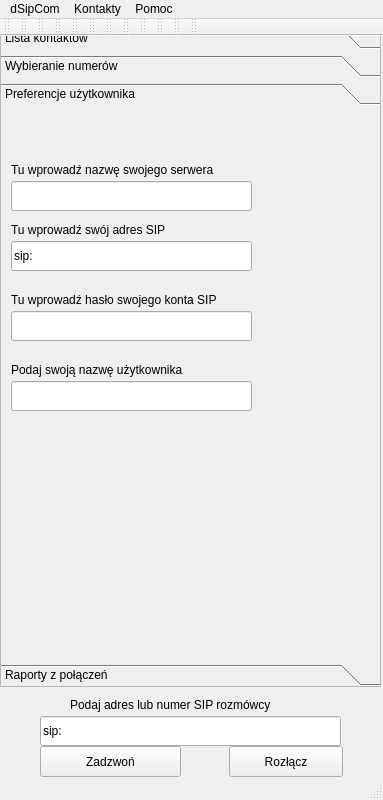
Old version of the form src/dsipcom.ui in the repository dmilith/dsipcom.
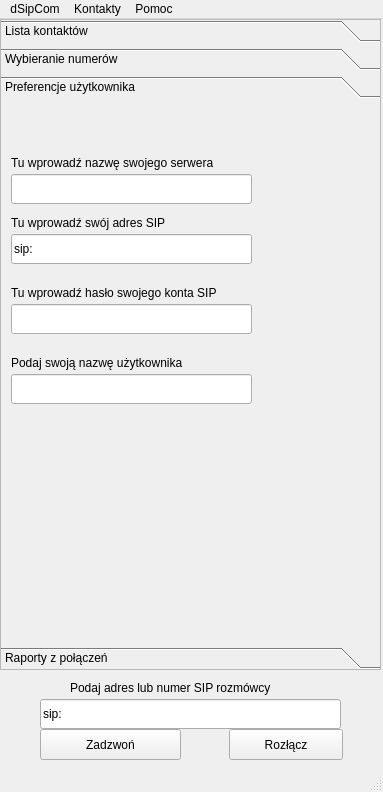
New version of the form. Icons and pictures are not drawn.

Patch:
```diff
--- a/src/dsipcom.ui
+++ b/src/dsipcom.ui
@@ -6,7 +6,7 @@
     <x>0</x>
     <y>0</y>
     <width>383</width>
-    <height>800</height>
+    <height>792</height>
    </rect>
   </property>
   <property name="acceptDrops" >
@@ -25,6 +25,14 @@
 &lt;p style=" margin-top:0px; margin-bottom:0px; margin-left:0px; margin-right:0px; -qt-block-indent:0; text-indent:0px;">To jest aplikacja dSipCom.&lt;/p>&lt;/body>&lt;/html></string>
   </property>
   <widget class="QWidget" name="centralwidget" >
+   <property name="geometry" >
+    <rect>
+     <x>0</x>
+     <y>23</y>
+     <width>383</width>
+     <height>746</height>
+    </rect>
+   </property>
    <widget class="QPushButton" name="call_button" >
     <property name="geometry" >
      <rect>
@@ -111,9 +119,9 @@
     <property name="geometry" >
      <rect>
       <x>0</x>
-      <y>-10</y>
+      <y>0</y>
       <width>381</width>
-      <height>661</height>
+      <height>651</height>
      </rect>
     </property>
     <property name="cursor" >
@@ -497,8 +505,8 @@
       <rect>
        <x>0</x>
        <y>0</y>
-       <width>365</width>
-       <height>525</height>
+       <width>377</width>
+       <height>519</height>
       </rect>
      </property>
      <attribute name="label" >
@@ -699,138 +707,15 @@
    <addaction name="menuKontakty" />
    <addaction name="menuPomoc" />
   </widget>
-  <widget class="QStatusBar" name="statusbar" />
-  <widget class="QToolBar" name="toolBar" >
-   <property name="windowTitle" >
-    <string>toolBar</string>
+  <widget class="QStatusBar" name="statusbar" >
+   <property name="geometry" >
+    <rect>
+     <x>0</x>
+     <y>769</y>
+     <width>383</width>
+     <height>23</height>
+    </rect>
    </property>
-   <attribute name="toolBarArea" >
-    <enum>TopToolBarArea</enum>
-   </attribute>
-   <attribute name="toolBarBreak" >
-    <bool>false</bool>
-   </attribute>
-  </widget>
-  <widget class="QToolBar" name="toolBar_2" >
-   <property name="windowTitle" >
-    <string>toolBar_2</string>
-   </property>
-   <attribute name="toolBarArea" >
-    <enum>TopToolBarArea</enum>
-   </attribute>
-   <attribute name="toolBarBreak" >
-    <bool>false</bool>
-   </attribute>
-  </widget>
-  <widget class="QToolBar" name="toolBar_3" >
-   <property name="windowTitle" >
-    <string>toolBar_3</string>
-   </property>
-   <attribute name="toolBarArea" >
-    <enum>TopToolBarArea</enum>
-   </attribute>
-   <attribute name="toolBarBreak" >
-    <bool>false</bool>
-   </attribute>
-  </widget>
-  <widget class="QToolBar" name="toolBar_4" >
-   <property name="windowTitle" >
-    <string>toolBar_4</string>
-   </property>
-   <attribute name="toolBarArea" >
-    <enum>TopToolBarArea</enum>
-   </attribute>
-   <attribute name="toolBarBreak" >
-    <bool>false</bool>
-   </attribute>
-  </widget>
-  <widget class="QToolBar" name="toolBar_5" >
-   <property name="windowTitle" >
-    <string>toolBar_5</string>
-   </property>
-   <attribute name="toolBarArea" >
-    <enum>TopToolBarArea</enum>
-   </attribute>
-   <attribute name="toolBarBreak" >
-    <bool>false</bool>
-   </attribute>
-  </widget>
-  <widget class="QToolBar" name="toolBar_6" >
-   <property name="windowTitle" >
-    <string>toolBar_6</string>
-   </property>
-   <attribute name="toolBarArea" >
-    <enum>TopToolBarArea</enum>
-   </attribute>
-   <attribute name="toolBarBreak" >
-    <bool>false</bool>
-   </attribute>
-  </widget>
-  <widget class="QToolBar" name="toolBar_7" >
-   <property name="windowTitle" >
-    <string>toolBar_7</string>
-   </property>
-   <attribute name="toolBarArea" >
-    <enum>TopToolBarArea</enum>
-   </attribute>
-   <attribute name="toolBarBreak" >
-    <bool>false</bool>
-   </attribute>
-  </widget>
-  <widget class="QToolBar" name="toolBar_8" >
-   <property name="windowTitle" >
-    <string>toolBar_8</string>
-   </property>
-   <attribute name="toolBarArea" >
-    <enum>TopToolBarArea</enum>
-   </attribute>
-   <attribute name="toolBarBreak" >
-    <bool>false</bool>
-   </attribute>
-  </widget>
-  <widget class="QToolBar" name="toolBar_9" >
-   <property name="windowTitle" >
-    <string>toolBar_9</string>
-   </property>
-   <attribute name="toolBarArea" >
-    <enum>TopToolBarArea</enum>
-   </attribute>
-   <attribute name="toolBarBreak" >
-    <bool>false</bool>
-   </attribute>
-  </widget>
-  <widget class="QToolBar" name="toolBar_10" >
-   <property name="windowTitle" >
-    <string>toolBar_10</string>
-   </property>
-   <attribute name="toolBarArea" >
-    <enum>TopToolBarArea</enum>
-   </attribute>
-   <attribute name="toolBarBreak" >
-    <bool>false</bool>
-   </attribute>
-  </widget>
-  <widget class="QToolBar" name="toolBar_11" >
-   <property name="windowTitle" >
-    <string>toolBar_11</string>
-   </property>
-   <attribute name="toolBarArea" >
-    <enum>TopToolBarArea</enum>
-   </attribute>
-   <attribute name="toolBarBreak" >
-    <bool>false</bool>
-   </attribute>
-  </widget>
-  <widget class="QToolBar" name="toolBar_12" >
-   <property name="windowTitle" >
-    <string>toolBar_12</string>
-   </property>
-   <attribute name="toolBarArea" >
-    <enum>TopToolBarArea</enum>
-   </attribute>
-   <attribute name="toolBarBreak" >
-    <bool>false</bool>
-   </attribute>
   </widget>
   <action name="action_connect_to_sip_server" >
    <property name="icon" >
```
Left out of the diff: 56 changed lines with no effect on the pictures.
